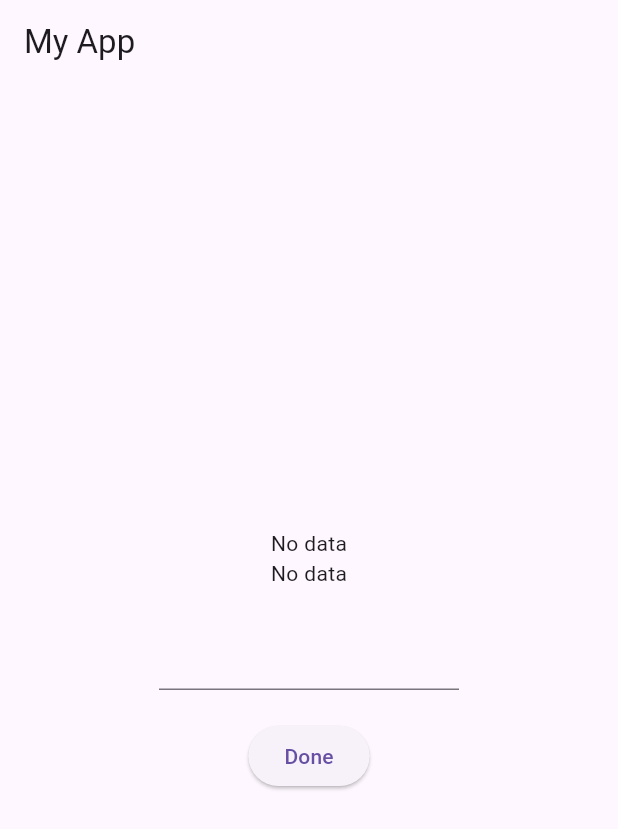
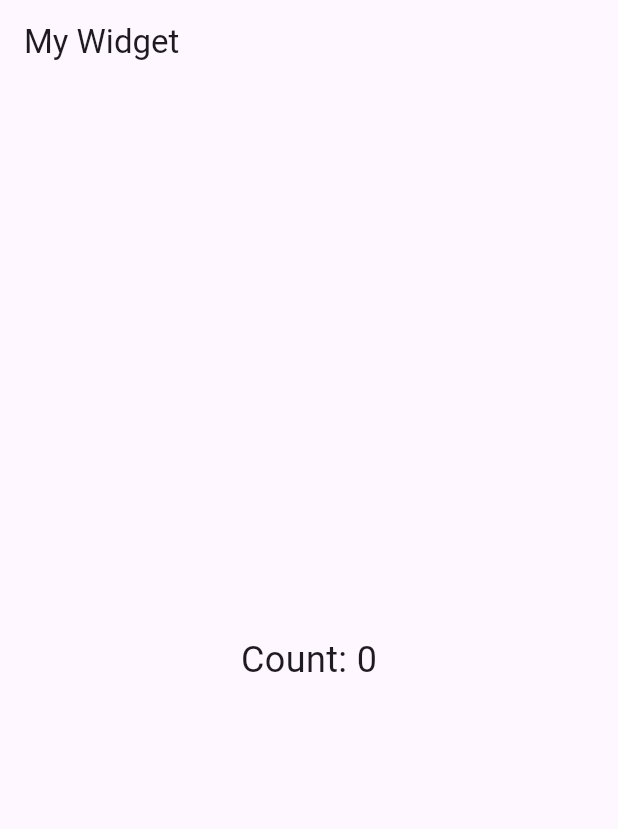
Before and after one commit to BraisonWabwire/flutter_app, a Flutter app: the screen it shows after launch, on a phone screen of 412 x 824 dp. Shown: the top 829 px of the screen. Run offline on Flutter 3.47's test engine with Material 3 defaults, Android fonts, the phone set to English and light mode, and no system bars.

```diff
--- a/lib/main.dart
+++ b/lib/main.dart
@@ -1,75 +1,23 @@
-import 'dart:async';
-
+import 'package:flutter/cupertino.dart';
 import 'package:flutter/material.dart';
 
 void main() {
-  runApp(const MyApp());
+  runApp(const MyWidget(count: 0));
 }
 
-class MyApp extends StatefulWidget {
-  const MyApp({super.key});
-
-  @override
-  State<MyApp> createState() => _MyAppState();
-}
-
-class _MyAppState extends State<MyApp> {
-  // Single subscription stream controller
-  StreamController<String> _streamController = StreamController<String>();
-  // Broadcast stream controller
-  late Stream<String> dataStream;
-  TextEditingController _textEditingController = TextEditingController();
-
-
-  @override
-  void initState() {
-    dataStream = _streamController.stream.asBroadcastStream();
-    super.initState();
-  }
+class MyWidget extends StatelessWidget {
+  final int count;
+  const MyWidget({super.key, required this.count});
 
   @override
   Widget build(BuildContext context) {
     return MaterialApp(
-      debugShowCheckedModeBanner: false,
       home: Scaffold(
-        appBar: AppBar(title: const Text('My App')),
+        appBar: AppBar(title: const Text('My Widget')),
         body: Center(
-          child: Column(
-            mainAxisAlignment: MainAxisAlignment.center,
-            children: [
-              StreamBuilder<String>(
-                stream: dataStream,
-                builder: (context, asyncSnapshot) {
-                  if (asyncSnapshot.hasData) {
-                    return Text(asyncSnapshot.data!);
-                  } else {
-                    return const Text("No data");
-                  }
-                },
-              ),
-              StreamBuilder<String>(
-                stream: dataStream,
-                builder: (context, asyncSnapshot) {
-                  if (asyncSnapshot.hasData) {
-                    return Text(asyncSnapshot.data!);
-                  } else {
-                    return const Text("No data");
-                  }
-                },
-              ),
-              const SizedBox(height: 20),
-              SizedBox(
-                width: 200,
-                child: TextField(controller: _textEditingController),
-              ),
-              SizedBox(height: 20),
-              ElevatedButton(
-                onPressed: () {
-                  _streamController.add(_textEditingController.text);
-                },
-                child: Text("Done"),
-              ),
-            ],
+          child: Text(
+            'Count: $count',
+            style: const TextStyle(fontSize: 24),
           ),
         ),
       ),
--- a/pubspec.yaml
+++ b/pubspec.yaml
@@ -34,6 +34,7 @@ dependencies:
   # The following adds the Cupertino Icons font to your application.
   # Use with the CupertinoIcons class for iOS style icons.
   cupertino_icons: ^1.0.8
+  flutter_riverpod: ^3.0.3
 
 dev_dependencies:
   flutter_test:
```
Also changed, not shown: pubspec.lock.
